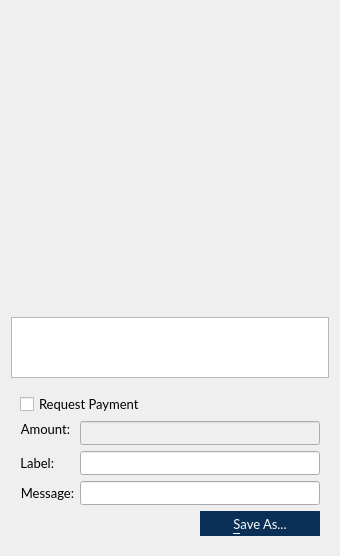
The window that src/qt/forms/qrcodedialog.ui (VeriConomy/vericoin) describes before a commit, drawn with Qt 5.
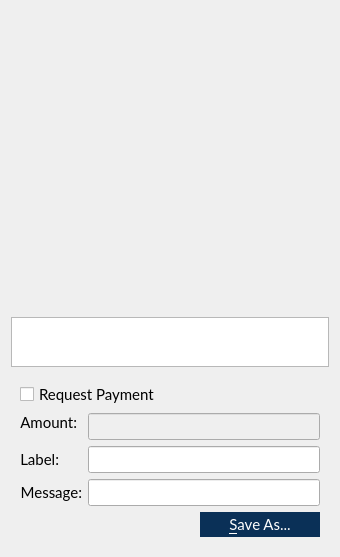
The same window after the commit. Custom widgets are drawn as their Qt base class.

What changed in the file:
```diff
--- a/src/qt/forms/qrcodedialog.ui
+++ b/src/qt/forms/qrcodedialog.ui
@@ -70,7 +70,7 @@
     <widget class="QWidget" name="widget" native="true">
      <property name="font">
       <font>
-       <pointsize>10</pointsize>
+       <pointsize>11</pointsize>
       </font>
      </property>
      <layout class="QVBoxLayout" name="verticalLayout_2">
@@ -190,7 +190,7 @@
           <property name="font">
            <font>
             <family>Lato</family>
-            <pointsize>10</pointsize>
+            <pointsize>11</pointsize>
            </font>
           </property>
           <property name="styleSheet">
```
